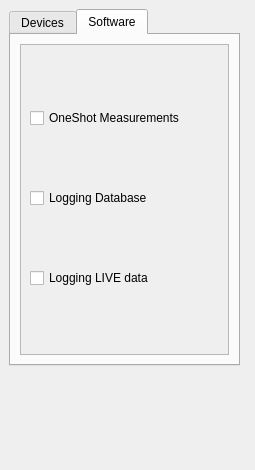
Before: the Qt Designer form configurations/Systems_online.ui in Cryostat-GUI/Cryostat-GUI, drawn with Qt 5.
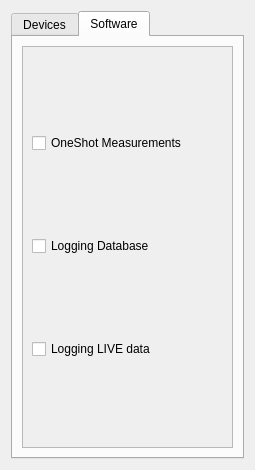
After: the same form once the commit is applied. The open tabs and pages were chosen to show the change.

What changed in the file:
```diff
--- a/configurations/Systems_online.ui
+++ b/configurations/Systems_online.ui
@@ -19,15 +19,9 @@
   <property name="windowTitle">
    <string>Systems Online</string>
   </property>
+  <layout class="QGridLayout" name="gridLayout">
+   <item row="0" column="0">
   <widget class="QTabWidget" name="tabWidget">
-   <property name="geometry">
-    <rect>
-     <x>9</x>
-     <y>9</y>
-     <width>231</width>
-     <height>357</height>
-    </rect>
-   </property>
    <property name="currentIndex">
     <number>0</number>
    </property>
@@ -213,8 +207,8 @@
          <rect>
           <x>0</x>
           <y>0</y>
-          <width>205</width>
-          <height>311</height>
+            <width>211</width>
+            <height>406</height>
          </rect>
         </property>
         <layout class="QGridLayout" name="gridLayout_3">
@@ -246,6 +240,8 @@
     </layout>
    </widget>
   </widget>
+   </item>
+  </layout>
  </widget>
  <resources/>
  <connections/>
```
Left out of the diff: 2 changed lines with no effect on the pictures. Lines whose indentation alone changed are shown as unchanged.
